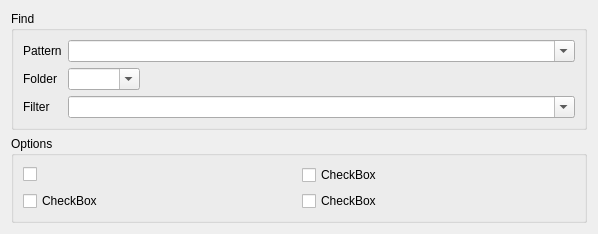
The window that resources/ui/dialogs/search.ui (prymatex/prymatex) describes before a commit, drawn with Qt 5.
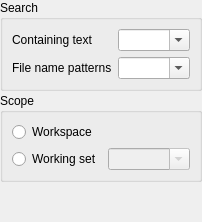
The same window after the commit.

Commit message: new search dialog for find in projects

```diff
--- a/resources/ui/dialogs/search.ui
+++ b/resources/ui/dialogs/search.ui
@@ -1,19 +1,17 @@
 <?xml version="1.0" encoding="UTF-8"?>
 <ui version="4.0">
- <class>Dialog</class>
- <widget class="QDialog" name="Dialog">
-  <property name="geometry">
-   <rect>
-    <x>0</x>
-    <y>0</y>
-    <width>598</width>
-    <height>211</height>
-   </rect>
-  </property>
+ <class>SearchDialog</class>
+ <widget class="QDialog" name="SearchDialog">
   <property name="windowTitle">
    <string>Dialog</string>
   </property>
   <layout class="QVBoxLayout" name="verticalLayout">
+   <property name="spacing">
+    <number>2</number>
+   </property>
+   <property name="margin">
+    <number>0</number>
+   </property>
    <item>
     <widget class="QGroupBox" name="groupBox">
      <property name="sizePolicy">
@@ -23,63 +21,49 @@
       </sizepolicy>
      </property>
      <property name="title">
-      <string>Find</string>
+      <string>Search</string>
      </property>
      <layout class="QFormLayout" name="formLayout">
       <property name="fieldGrowthPolicy">
        <enum>QFormLayout::ExpandingFieldsGrow</enum>
       </property>
-      <item row="1" column="1">
-       <widget class="QComboBox" name="comboBox">
-        <property name="sizePolicy">
-         <sizepolicy hsizetype="Expanding" vsizetype="Fixed">
-          <horstretch>0</horstretch>
-          <verstretch>0</verstretch>
-         </sizepolicy>
-        </property>
-        <property name="editable">
-         <bool>true</bool>
-        </property>
-       </widget>
-      </item>
-      <item row="2" column="1">
-       <widget class="QComboBox" name="comboBox_2">
-        <property name="editable">
-         <bool>true</bool>
-        </property>
-       </widget>
-      </item>
-      <item row="3" column="1">
-       <widget class="QComboBox" name="comboBox_3">
-        <property name="sizePolicy">
-         <sizepolicy hsizetype="Expanding" vsizetype="Fixed">
-          <horstretch>0</horstretch>
-          <verstretch>0</verstretch>
-         </sizepolicy>
-        </property>
-        <property name="editable">
-         <bool>true</bool>
-        </property>
-       </widget>
-      </item>
       <item row="1" column="0">
        <widget class="QLabel" name="label">
         <property name="text">
-         <string>Pattern</string>
+         <string>Containing text</string>
+        </property>
+       </widget>
+      </item>
+      <item row="1" column="1">
+       <widget class="QComboBox" name="comboBoxContainingText">
+        <property name="sizePolicy">
+         <sizepolicy hsizetype="Expanding" vsizetype="Fixed">
+          <horstretch>0</horstretch>
+          <verstretch>0</verstretch>
+         </sizepolicy>
+        </property>
+        <property name="editable">
+         <bool>true</bool>
         </property>
        </widget>
       </item>
       <item row="2" column="0">
-       <widget class="QLabel" name="label_2">
-        <property name="text">
-         <string>Folder</string>
-        </property>
-       </widget>
-      </item>
-      <item row="3" column="0">
        <widget class="QLabel" name="label_3">
         <property name="text">
-         <string>Filter</string>
+         <string>File name patterns</string>
+        </property>
+       </widget>
+      </item>
+      <item row="2" column="1">
+       <widget class="QComboBox" name="comboBoxFilePatterns">
+        <property name="sizePolicy">
+         <sizepolicy hsizetype="Expanding" vsizetype="Fixed">
+          <horstretch>0</horstretch>
+          <verstretch>0</verstretch>
+         </sizepolicy>
+        </property>
+        <property name="editable">
+         <bool>true</bool>
         </property>
        </widget>
       </item>
@@ -95,40 +79,59 @@
       </sizepolicy>
      </property>
      <property name="title">
-      <string>Options</string>
+      <string>Scope</string>
      </property>
-     <layout class="QGridLayout" name="gridLayout">
-      <item row="1" column="0">
-       <widget class="QCheckBox" name="checkBox">
+     <layout class="QVBoxLayout" name="verticalLayout_2">
+      <item>
+       <widget class="QRadioButton" name="radioButtonWorkspace">
         <property name="text">
-         <string>CheckBox</string>
+         <string>Workspace</string>
         </property>
        </widget>
       </item>
-      <item row="0" column="0">
-       <widget class="QCheckBox" name="checkBox_2">
-        <property name="text">
-         <string/>
-        </property>
-       </widget>
-      </item>
-      <item row="0" column="1">
-       <widget class="QCheckBox" name="checkBox_3">
-        <property name="text">
-         <string>CheckBox</string>
-        </property>
-       </widget>
-      </item>
-      <item row="1" column="1">
-       <widget class="QCheckBox" name="checkBox_4">
-        <property name="text">
-         <string>CheckBox</string>
-        </property>
-       </widget>
+      <item>
+       <layout class="QHBoxLayout" name="horizontalLayout">
+        <item>
+         <widget class="QRadioButton" name="radioButtonWorkingSet">
+          <property name="text">
+           <string>Working set</string>
+          </property>
+         </widget>
+        </item>
+        <item>
+         <widget class="QComboBox" name="comboBoxWorkingSet">
+          <property name="enabled">
+           <bool>false</bool>
+          </property>
+          <property name="sizePolicy">
+           <sizepolicy hsizetype="Expanding" vsizetype="Preferred">
+            <horstretch>0</horstretch>
+            <verstretch>0</verstretch>
+           </sizepolicy>
+          </property>
+          <property name="editable">
+           <bool>true</bool>
+          </property>
+         </widget>
+        </item>
+       </layout>
       </item>
      </layout>
     </widget>
    </item>
+   <item>
+    <spacer name="verticalSpacer">
+     <property name="orientation">
+      <enum>Qt::Vertical</enum>
+     </property>
+     <property name="sizeHint" stdset="0">
+      <size>
+       <width>20</width>
+       <height>40</height>
+      </size>
+     </property>
+    </spacer>
+   </item>
   </layout>
  </widget>
  <resources/>
```
Left out of the diff: 2 changed lines with no effect on the pictures. The commit also changes 6 other files.
